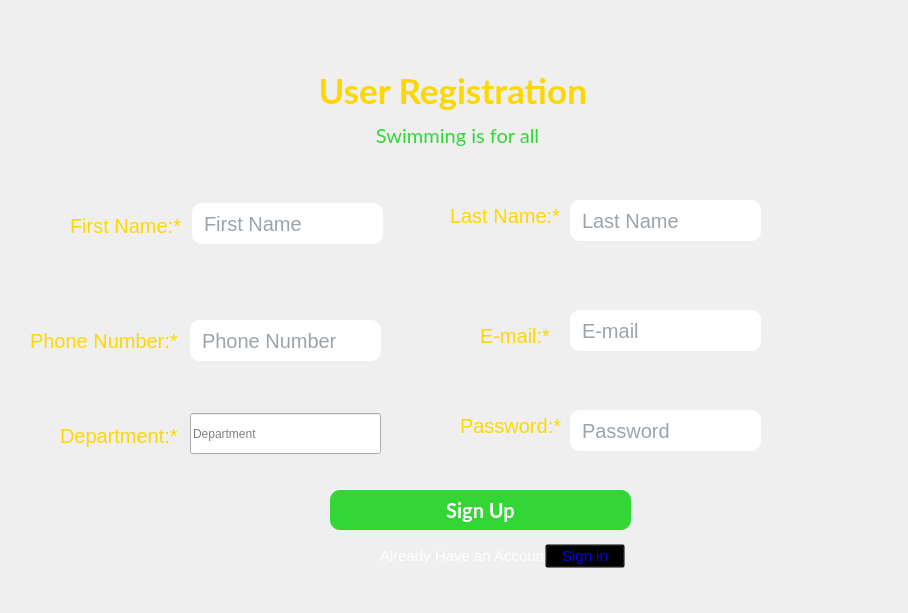
Qt form KUPOOL_FINAL1/createone.ui (poudyalamit/2nd-sem-project) before a commit.
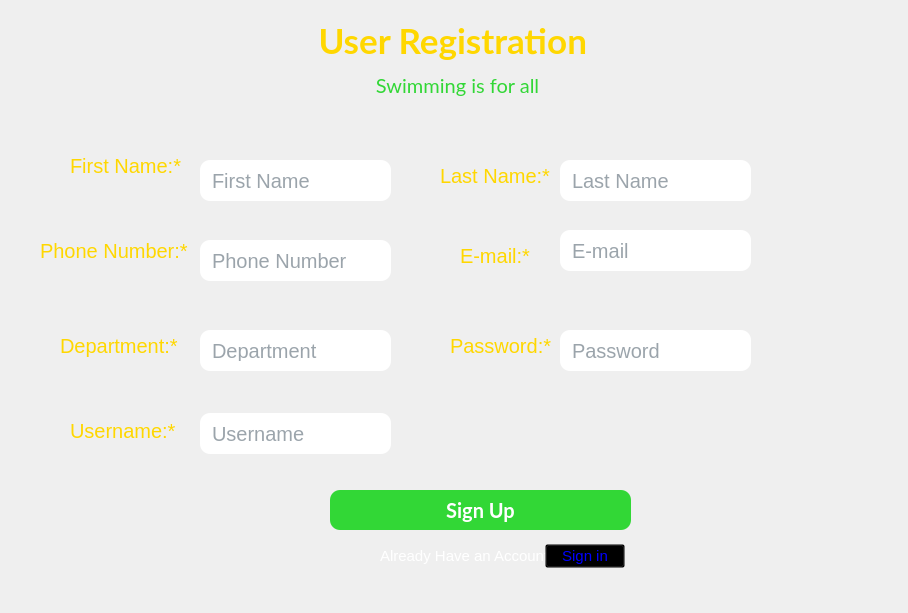
The same form after that commit.

Diff of the .ui file:
```diff
--- a/KUPOOL_FINAL1/createone.ui
+++ b/KUPOOL_FINAL1/createone.ui
@@ -87,7 +87,7 @@
    <property name="geometry">
     <rect>
      <x>310</x>
-     <y>70</y>
+     <y>20</y>
      <width>321</width>
      <height>41</height>
     </rect>
@@ -107,38 +107,11 @@
     <string> User Registration</string>
    </property>
   </widget>
-  <widget class="QLineEdit" name="firstname">
-   <property name="geometry">
-    <rect>
-     <x>192</x>
-     <y>203</y>
-     <width>191</width>
-     <height>41</height>
-    </rect>
-   </property>
-   <property name="styleSheet">
-    <string notr="true">#firstname {
-	padding: 10px;
-	background-color: #fff;
-border-radius:10px;
-
-	font-size: 20px;
-	color: #374957;
-}
-
-#firstname:focus {
-	background-color: #E3E8F0;
-}</string>
-   </property>
-   <property name="placeholderText">
-    <string>First Name</string>
-   </property>
-  </widget>
   <widget class="QLabel" name="firstnamelabel">
    <property name="geometry">
     <rect>
      <x>70</x>
-     <y>210</y>
+     <y>150</y>
      <width>111</width>
      <height>31</height>
     </rect>
@@ -154,8 +127,8 @@
   <widget class="QLabel" name="lastnamelabel">
    <property name="geometry">
     <rect>
-     <x>450</x>
-     <y>200</y>
+     <x>440</x>
+     <y>160</y>
      <width>111</width>
      <height>31</height>
     </rect>
@@ -171,8 +144,8 @@
   <widget class="QLineEdit" name="lastname">
    <property name="geometry">
     <rect>
-     <x>570</x>
-     <y>200</y>
+     <x>560</x>
+     <y>160</y>
      <width>191</width>
      <height>41</height>
     </rect>
@@ -222,7 +195,7 @@
    <property name="geometry">
     <rect>
      <x>330</x>
-     <y>120</y>
+     <y>70</y>
      <width>251</width>
      <height>31</height>
     </rect>
@@ -245,8 +218,8 @@
   <widget class="QLabel" name="phnolabel">
    <property name="geometry">
     <rect>
-     <x>30</x>
-     <y>320</y>
+     <x>40</x>
+     <y>230</y>
      <width>151</width>
      <height>41</height>
     </rect>
@@ -262,8 +235,8 @@
   <widget class="QLineEdit" name="phno">
    <property name="geometry">
     <rect>
-     <x>190</x>
-     <y>320</y>
+     <x>200</x>
+     <y>240</y>
      <width>191</width>
      <height>41</height>
     </rect>
@@ -288,8 +261,8 @@
   <widget class="QLabel" name="emaillabel">
    <property name="geometry">
     <rect>
-     <x>480</x>
-     <y>320</y>
+     <x>460</x>
+     <y>240</y>
      <width>91</width>
      <height>31</height>
     </rect>
@@ -305,8 +278,8 @@
   <widget class="QLineEdit" name="email">
    <property name="geometry">
     <rect>
-     <x>570</x>
-     <y>310</y>
+     <x>560</x>
+     <y>230</y>
      <width>191</width>
      <height>41</height>
     </rect>
@@ -332,7 +305,7 @@
    <property name="geometry">
     <rect>
      <x>60</x>
-     <y>420</y>
+     <y>330</y>
      <width>141</width>
      <height>31</height>
     </rect>
@@ -348,14 +321,14 @@
   <widget class="QLineEdit" name="Department">
    <property name="geometry">
     <rect>
-     <x>190</x>
-     <y>413</y>
+     <x>200</x>
+     <y>330</y>
      <width>191</width>
      <height>41</height>
     </rect>
    </property>
    <property name="styleSheet">
-    <string notr="true">#lineEdit_3 {
+    <string notr="true">#Department {
 	padding: 10px;
 	background-color: #fff;
 border-radius: 10px;
@@ -374,8 +347,8 @@
   <widget class="QLabel" name="label_6">
    <property name="geometry">
     <rect>
-     <x>460</x>
-     <y>410</y>
+     <x>450</x>
+     <y>330</y>
      <width>101</width>
      <height>31</height>
     </rect>
@@ -391,8 +364,8 @@
   <widget class="QLineEdit" name="password">
    <property name="geometry">
     <rect>
-     <x>570</x>
-     <y>410</y>
+     <x>560</x>
+     <y>330</y>
      <width>191</width>
      <height>41</height>
     </rect>
@@ -457,6 +430,76 @@
     <string>Sign in</string>
    </property>
   </widget>
+  <widget class="QLineEdit" name="firstname">
+   <property name="geometry">
+    <rect>
+     <x>200</x>
+     <y>160</y>
+     <width>191</width>
+     <height>41</height>
+    </rect>
+   </property>
+   <property name="styleSheet">
+    <string notr="true">#firstname {
+	padding: 10px;
+	background-color: #fff;
+border-radius:10px;
+
+	font-size: 20px;
+	color: #374957;
+}
+
+#firstname:focus {
+	background-color: #E3E8F0;
+}</string>
+   </property>
+   <property name="placeholderText">
+    <string>First Name</string>
+   </property>
+  </widget>
+  <widget class="QLabel" name="label_2">
+   <property name="geometry">
+    <rect>
+     <x>70</x>
+     <y>410</y>
+     <width>111</width>
+     <height>41</height>
+    </rect>
+   </property>
+   <property name="styleSheet">
+    <string notr="true">font-size:20px;
+color:gold;</string>
+   </property>
+   <property name="text">
+    <string>Username:*</string>
+   </property>
+  </widget>
+  <widget class="QLineEdit" name="lineEdit">
+   <property name="geometry">
+    <rect>
+     <x>200</x>
+     <y>413</y>
+     <width>191</width>
+     <height>41</height>
+    </rect>
+   </property>
+   <property name="styleSheet">
+    <string notr="true">#lineEdit{
+	padding: 10px;
+	background-color: #fff;
+border-radius: 10px;
+	font-size: 20px;
+	color: #374957;
+}
+
+#lineEdit:focus {
+	background-color: #E3E8F0;
+}</string>
+   </property>
+   <property name="placeholderText">
+    <string>Username</string>
+   </property>
+  </widget>
  </widget>
  <resources/>
  <connections/>
```
Left out of the diff: 2 changed lines with no effect on the pictures.
